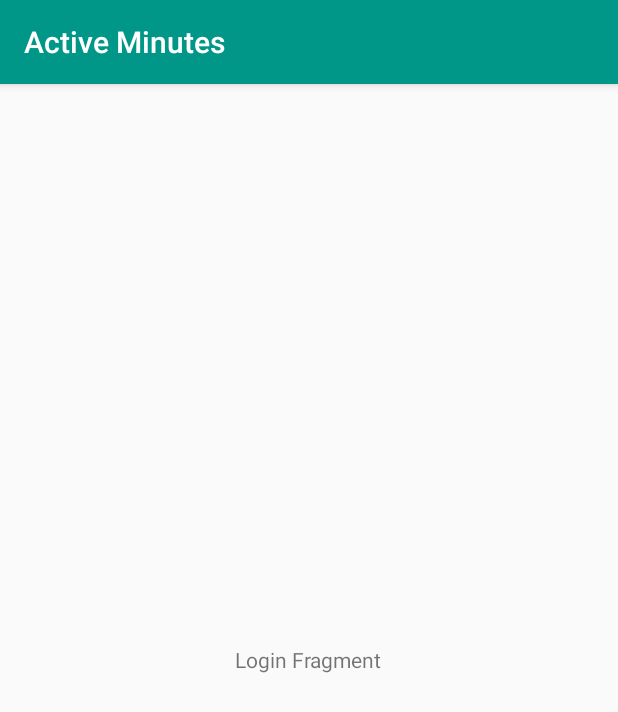
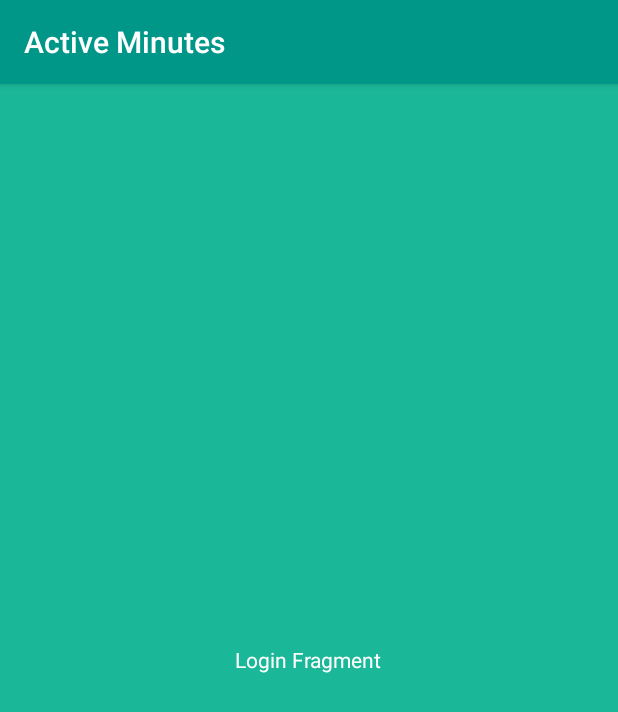
Before and after one commit to georgikoemdzhiev/ActiveMinutes, an Android app: the fragment LoginFragment shown on its own in the app's theme, on a phone screen of 412 x 824 dp. Shown: the top 712 px of the screen. Run offline under Robolectric (Android 15) with nearby library versions, the phone set to English and light mode, and no system bars.

Commit message:
* Changed the background colours of the Login and SignUp lauouts from default black to green as per design

```diff
--- a/app/src/main/java/georgikoemdzhiev/activeminutes/authentication_screen/view/AuthenticationActivity.java
+++ b/app/src/main/java/georgikoemdzhiev/activeminutes/authentication_screen/view/AuthenticationActivity.java
@@ -57,4 +57,5 @@ public class AuthenticationActivity extends AppIntro {
         // Do something when the slide changes.
     }
 
+
 }
--- a/app/src/main/res/layout/fragment_login.xml
+++ b/app/src/main/res/layout/fragment_login.xml
@@ -1,8 +1,15 @@
-<RelativeLayout xmlns:android="http://schemas.android.com/apk/res/android"
-                xmlns:tools="http://schemas.android.com/tools"
-                android:layout_width="match_parent"
-                android:layout_height="match_parent"
-                tools:context="georgikoemdzhiev.activeminutes.authentication_screen.view.LoginFragment">
+<RelativeLayout
+    android:id="@+id/activity_data_collection"
+    xmlns:android="http://schemas.android.com/apk/res/android"
+    xmlns:tools="http://schemas.android.com/tools"
+    android:layout_width="match_parent"
+    android:layout_height="match_parent"
+    android:background="@color/lightGreen"
+    android:paddingBottom="@dimen/activity_vertical_margin"
+    android:paddingLeft="@dimen/activity_horizontal_margin"
+    android:paddingRight="@dimen/activity_horizontal_margin"
+    android:paddingTop="@dimen/activity_vertical_margin"
+    tools:context="georgikoemdzhiev.activeminutes.authentication_screen.view.LoginFragment">
 
 
     <TextView
@@ -10,6 +17,7 @@
         android:layout_height="wrap_content"
         android:layout_centerHorizontal="true"
         android:layout_centerVertical="true"
-        android:text="Login Fragment"/>
+        android:text="Login Fragment"
+        android:textColor="@android:color/white"/>
 
 </RelativeLayout>
```
Also changed, not shown: app/src/main/res/layout/fragment_sign_up.xml (+14 -6 lines).
